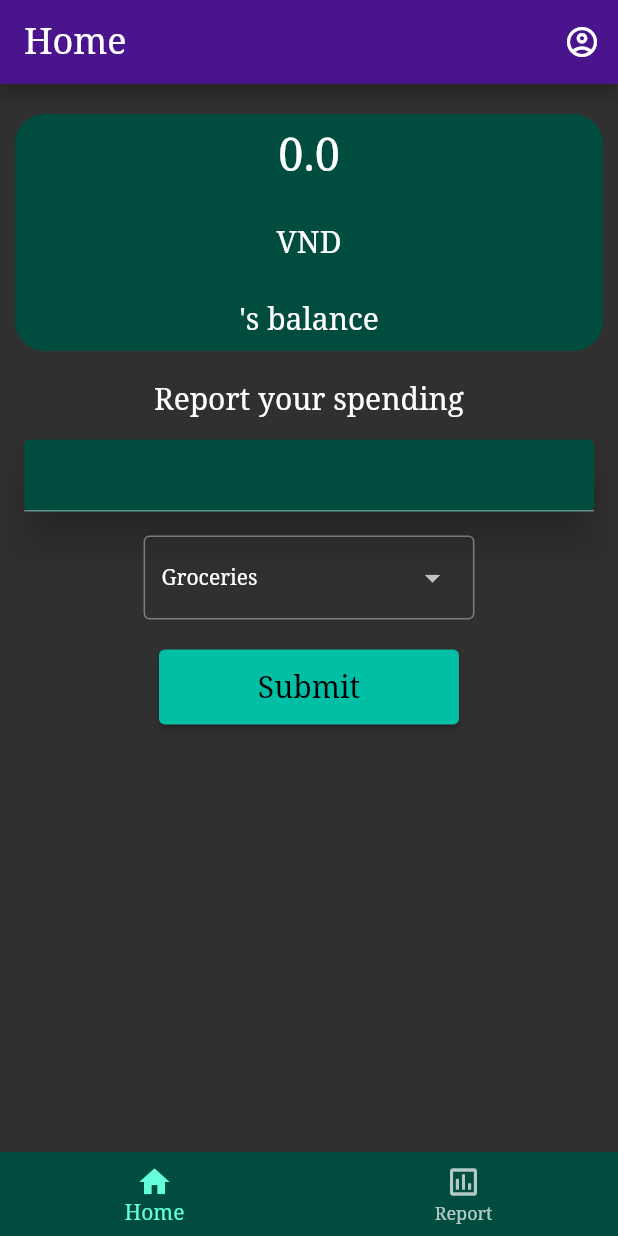
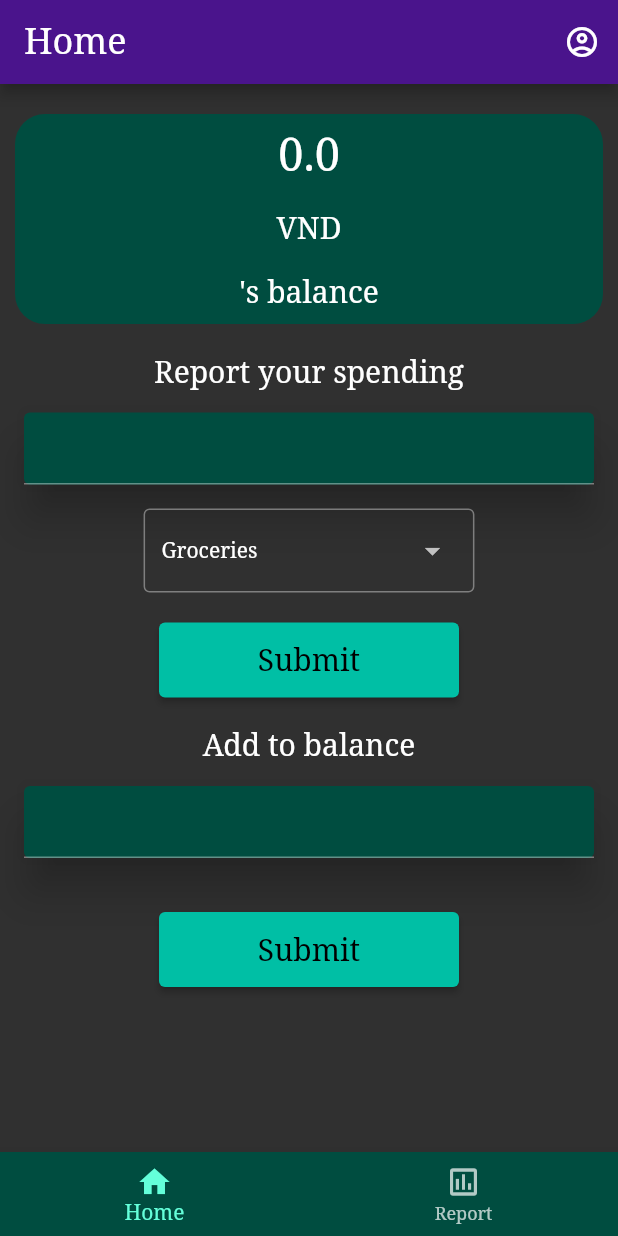
Before and after one commit to triet0612/wallet_app, a Flutter app: the screen it shows after launch, on a phone screen of 412 x 824 dp. Run offline on Flutter 3.47's test engine with Material 2 defaults, Android fonts, the phone set to English and light mode, and no system bars; our stand-ins replace sqflite, syncfusion_flutter_charts; accounts and stored records are empty.

Commit message:
complete report

```diff
--- a/lib/model/database.dart
+++ b/lib/model/database.dart
@@ -1,5 +1,3 @@
-import 'dart:math';
-
 import 'package:sqflite/sqflite.dart';
 import 'package:path/path.dart';
 import 'package:wallet_app/model/model.dart';
@@ -76,7 +74,16 @@ VALUES
     return;
   }
 
+  Future addBalance(double add) async {
+    var dbClient = await db;
+    dbClient.rawUpdate('UPDATE User SET balance = balance + ?', [add]);
+    return;
+  }
+
   Future createHistory(History history) async {
+    if (history.balanceusage <= 0) {
+      return;
+    }
     var dbClient = await db;
     await dbClient.execute(
         'UPDATE User SET balance = balance - ?', [history.balanceusage]);
@@ -98,7 +105,6 @@ VALUES
             time: DateTime.parse(row['time'].toString()),
             balanceusage: double.parse(row['balanceusage'].toString()),
             category: row['category'].toString()))
-        .where((row) => DateTime.now().difference(row.time).inDays < 7)
         .toList();
   }
 
--- a/lib/screen/home.dart
+++ b/lib/screen/home.dart
@@ -34,7 +34,7 @@ class _HomeState extends State<Home> {
         FocusScope.of(context).unfocus();
       },
       child: Scaffold(
-        resizeToAvoidBottomInset: false,
+        resizeToAvoidBottomInset: true,
         appBar: AppBar(
           title: const Text("Home"),
           actions: [
@@ -46,10 +46,11 @@ class _HomeState extends State<Home> {
             )
           ],
         ),
-        body: Column(
+        body: ListView(
           children: [
             Expanded(flex: 1, child: _BalanceCard(user: _user)),
-            Expanded(flex: 3, child: _AddHistory())
+            Expanded(flex: 2, child: _AddHistory()),
+            Expanded(flex: 2, child: _ReportSalary()),
           ],
         ),
         bottomNavigationBar: const BottomBar(index: 0),
@@ -66,6 +67,7 @@ class _BalanceCard extends StatelessWidget {
   Widget build(BuildContext context) {
     return Container(
       width: double.infinity,
+      height: 140,
       margin: const EdgeInsets.fromLTRB(10, 20, 10, 0),
       padding: const EdgeInsets.all(10),
       decoration: BoxDecoration(
@@ -90,7 +92,7 @@ class _BalanceCard extends StatelessWidget {
 
 class _AddHistory extends StatefulWidget {
   @override
-  State<StatefulWidget> createState() => _AddHistoryState();
+  State<_AddHistory> createState() => _AddHistoryState();
 }
 
 class _AddHistoryState extends State<_AddHistory> {
@@ -125,6 +127,7 @@ class _AddHistoryState extends State<_AddHistory> {
 
   void submit() {
     DBProvider().createHistory(_history);
+    Navigator.of(context).popAndPushNamed('/');
   }
 
   @override
@@ -151,3 +154,39 @@ class _AddHistoryState extends State<_AddHistory> {
     );
   }
 }
+
+class _ReportSalary extends StatefulWidget {
+  @override
+  State<_ReportSalary> createState() => _ReportSalaryState();
+}
+
+class _ReportSalaryState extends State<_ReportSalary> {
+  double _addAmount = 0.0;
+
+  void updateBalanceUsage(value) {
+    setState(() {
+      _addAmount = double.parse(value);
+    });
+  }
+
+  void submit() {
+    DBProvider().addBalance(_addAmount);
+    Navigator.of(context).popAndPushNamed('/');
+  }
+
+  @override
+  Widget build(BuildContext context) {
+    return Column(
+      children: [
+        const Padding(padding: EdgeInsets.all(10)),
+        const Text("Add to balance"),
+        FormInputUser(
+          callback: updateBalanceUsage,
+          textInputType: TextInputType.number,
+        ),
+        const Padding(padding: EdgeInsets.all(10)),
+        SubmitButton(callback: submit),
+      ],
+    );
+  }
+}
```
Also changed, not shown: lib/screen/report.dart (+63 -8 lines).
